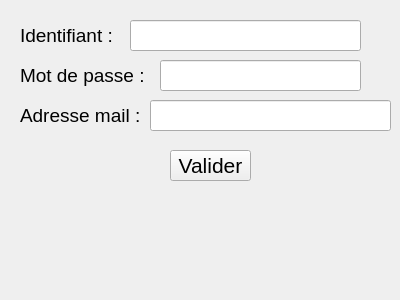
First picture: the form in interface_connexion.ui, repository D-Pers-LP2I/IHM_TP2_M3, before the edit.
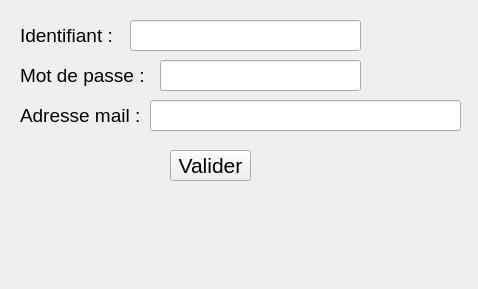
Second picture: the form after the edit.

Commit message: Ajout du label_message

```diff
--- a/interface_connexion.ui
+++ b/interface_connexion.ui
@@ -6,8 +6,8 @@
    <rect>
     <x>0</x>
     <y>0</y>
-    <width>400</width>
-    <height>300</height>
+    <width>478</width>
+    <height>289</height>
    </rect>
   </property>
   <property name="windowTitle">
@@ -105,7 +105,7 @@
     <rect>
      <x>150</x>
      <y>100</y>
-     <width>241</width>
+     <width>311</width>
      <height>31</height>
     </rect>
    </property>
@@ -133,6 +133,30 @@
     <string>Valider</string>
    </property>
   </widget>
+  <widget class="QLabel" name="label_message">
+   <property name="geometry">
+    <rect>
+     <x>20</x>
+     <y>200</y>
+     <width>441</width>
+     <height>71</height>
+    </rect>
+   </property>
+   <property name="font">
+    <font>
+     <pointsize>14</pointsize>
+    </font>
+   </property>
+   <property name="text">
+    <string/>
+   </property>
+   <property name="alignment">
+    <set>Qt::AlignCenter</set>
+   </property>
+   <property name="wordWrap">
+    <bool>true</bool>
+   </property>
+  </widget>
  </widget>
  <resources/>
  <connections/>
```
The commit also changes 5 other files.
